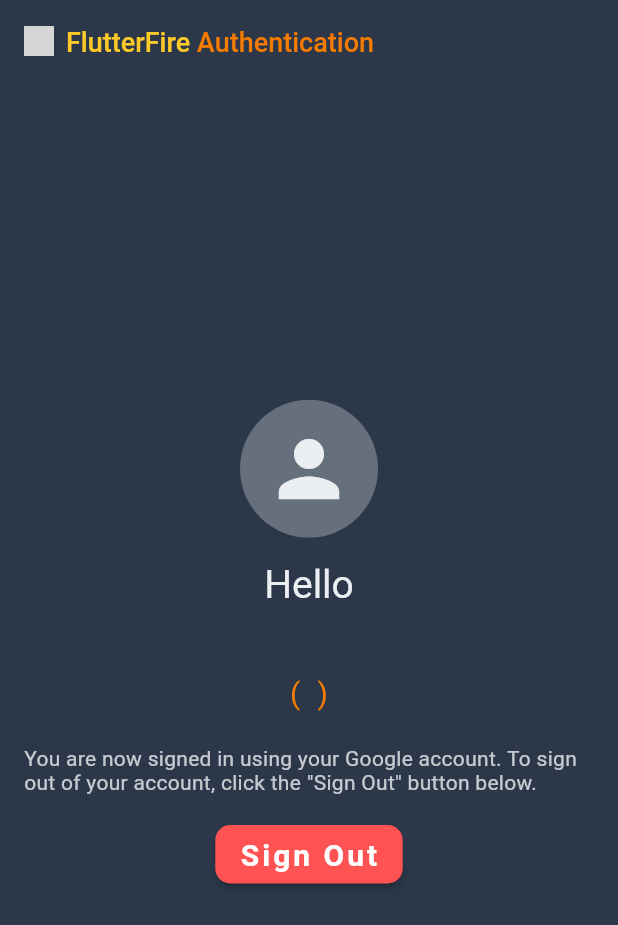
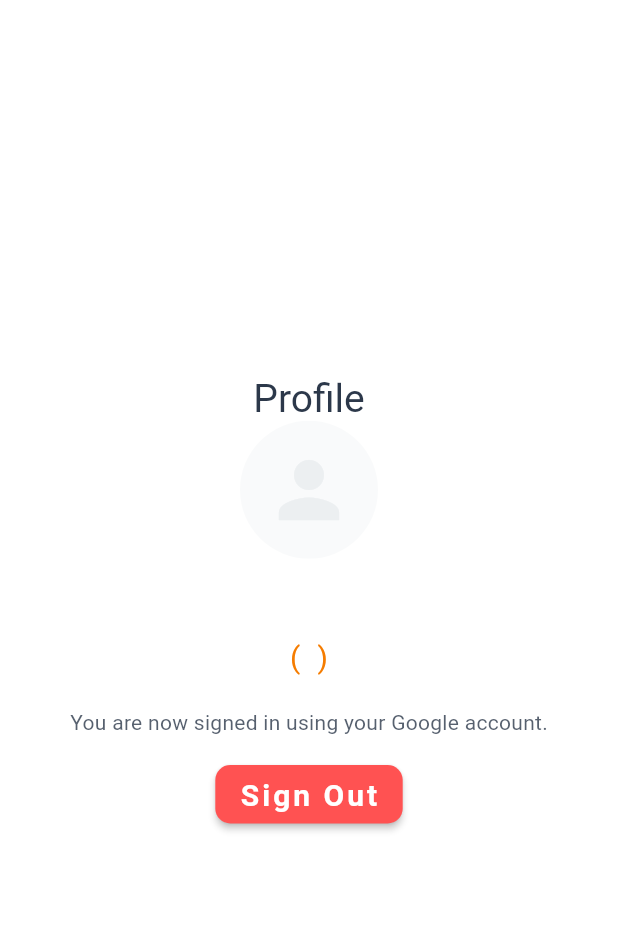
Before and after one commit to lucasomac/dontpanic, a Flutter app: the UserInfoScreen screen opened directly with empty values, on a phone screen of 412 x 824 dp. Shown: the top 925 px of the screen. Run offline on Flutter 3.47's test engine with Material 2 defaults, Android fonts, the phone set to English and light mode, and no system bars; our stand-ins replace firebase_auth, firebase_core, google_sign_in; accounts and stored records are empty; grey boxes are pictures that could not be loaded.

Commit message:
Updated: dependencies and adjust of screen profile

```diff
--- a/lib/res/custom_colors.dart
+++ b/lib/res/custom_colors.dart
@@ -1,10 +1,11 @@
 import 'package:flutter/material.dart';
 
 class CustomColors {
-  static final Color firebaseNavy = Color(0xFF2C384A);
-  static final Color firebaseOrange = Color(0xFFF57C00);
-  static final Color firebaseAmber = Color(0xFFFFA000);
-  static final Color firebaseYellow = Color(0xFFFFCA28);
-  static final Color firebaseGrey = Color(0xFFECEFF1);
-  static final Color googleBackground = Color(0xFF4285F4);
+  static const Color firebaseNavy = Color(0xFF2C384A);
+  static const Color firebaseOrange = Color(0xFFF57C00);
+  static const Color firebaseAmber = Color(0xFFFFA000);
+  static const Color firebaseYellow = Color(0xFFFFCA28);
+  static const Color firebaseGrey = Color(0xFFECEFF1);
+  static const Color googleBackground = Color(0xFF4285F4);
+  static const Color whiteBackground = Color(0xFFFFFFFF);
 }
--- a/lib/screens/sign_in_screen.dart
+++ b/lib/screens/sign_in_screen.dart
@@ -14,7 +14,7 @@ class _SignInScreenState extends State<SignInScreen> {
   @override
   Widget build(BuildContext context) {
     return Scaffold(
-      backgroundColor: CustomColors.firebaseNavy,
+      backgroundColor: CustomColors.whiteBackground,
       body: SafeArea(
         child: Padding(
           padding: const EdgeInsets.only(
@@ -38,15 +38,15 @@ class _SignInScreenState extends State<SignInScreen> {
                         height: 160,
                       ),
                     ),
-                    SizedBox(height: 20),
-                    Text(
+                    const SizedBox(height: 20),
+                    const Text(
                       'Don\'t',
                       style: TextStyle(
                         color: CustomColors.firebaseYellow,
                         fontSize: 40,
                       ),
                     ),
-                    Text(
+                    const Text(
                       'Panic',
                       style: TextStyle(
                         color: CustomColors.firebaseOrange,
@@ -60,11 +60,11 @@ class _SignInScreenState extends State<SignInScreen> {
                 future: Authentication.initializeFirebase(context: context),
                 builder: (context, snapshot) {
                   if (snapshot.hasError) {
-                    return Text('Error initializing Firebase');
+                    return const Text('Error initializing Firebase');
                   } else if (snapshot.connectionState == ConnectionState.done) {
                     return GoogleSignInButton();
                   }
-                  return CircularProgressIndicator(
+                  return const CircularProgressIndicator(
                     valueColor: AlwaysStoppedAnimation<Color>(
                       CustomColors.firebaseOrange,
                     ),
--- a/lib/screens/user_info_screen.dart
+++ b/lib/screens/user_info_screen.dart
@@ -1,7 +1,6 @@
-import 'package:dontpanic/res/custom_colors.dart';
-import 'package:dontpanic/screens/sign_in_screen.dart';
-import 'package:dontpanic/utils/authentication.dart';
-import 'package:dontpanic/widgets/app_bar_title.dart';
+import '../res/custom_colors.dart';
+import 'sign_in_screen.dart';
+import '../utils/authentication.dart';
 import 'package:firebase_auth/firebase_auth.dart';
 import 'package:flutter/material.dart';
 
@@ -50,12 +49,12 @@ class _UserInfoScreenState extends State<UserInfoScreen> {
   @override
   Widget build(BuildContext context) {
     return Scaffold(
-      backgroundColor: CustomColors.firebaseNavy,
-      appBar: AppBar(
-        elevation: 0,
-        backgroundColor: CustomColors.firebaseNavy,
-        title: AppBarTitle(),
-      ),
+      backgroundColor: CustomColors.whiteBackground,
+      // appBar: AppBar(
+      //   elevation: 0,
+      //   backgroundColor: CustomColors.whiteBackground,
+      //   title: AppBarTitle(),
+      // ),
       body: SafeArea(
         child: Padding(
           padding: const EdgeInsets.only(
@@ -66,7 +65,19 @@ class _UserInfoScreenState extends State<UserInfoScreen> {
           child: Column(
             mainAxisAlignment: MainAxisAlignment.center,
             children: [
-              Row(),
+              Row(
+                mainAxisAlignment: MainAxisAlignment.center,
+                children: const [
+                  Text(
+                    'Profile',
+                    style: TextStyle(
+                      color: CustomColors.firebaseNavy,
+                      fontSize: 26,
+                    ),
+                  ),
+                  SizedBox(height: 8.0),
+                ],
+              ),
               _user.photoURL != null
                   ? ClipOval(
                       child: Material(
@@ -80,8 +91,8 @@ class _UserInfoScreenState extends State<UserInfoScreen> {
                   : ClipOval(
                       child: Material(
                         color: CustomColors.firebaseGrey.withOpacity(0.3),
-                        child: Padding(
-                          padding: const EdgeInsets.all(16.0),
+                        child: const Padding(
+                          padding: EdgeInsets.all(16.0),
                           child: Icon(
                             Icons.person,
                             size: 60,
@@ -90,26 +101,18 @@ class _UserInfoScreenState extends State<UserInfoScreen> {
                         ),
                       ),
                     ),
-              SizedBox(height: 16.0),
-              Text(
-                'Hello',
-                style: TextStyle(
-                  color: CustomColors.firebaseGrey,
-                  fontSize: 26,
-                ),
-              ),
-              SizedBox(height: 8.0),
+              const SizedBox(height: 16.0),
               Text(
                 _user.displayName!,
-                style: TextStyle(
+                style: const TextStyle(
                   color: CustomColors.firebaseYellow,
                   fontSize: 26,
                 ),
               ),
-              SizedBox(height: 8.0),
+              const SizedBox(height: 8.0),
               Text(
                 '( ${_user.email!} )',
-                style: TextStyle(
+                style: const TextStyle(
                   color: CustomColors.firebaseOrange,
                   fontSize: 20,
                   letterSpacing: 0.5,
@@ -117,9 +120,9 @@ class _UserInfoScreenState extends State<UserInfoScreen> {
               ),
               const SizedBox(height: 24.0),
               Text(
-                'You are now signed in using your Google account. To sign out of your account, click the "Sign Out" button below.',
+                'You are now signed in using your Google account.',
                 style: TextStyle(
-                    color: CustomColors.firebaseGrey.withOpacity(0.8),
+                    color: CustomColors.firebaseNavy.withOpacity(0.8),
                     fontSize: 14,
                     letterSpacing: 0.2),
               ),
--- a/pubspec.yaml
+++ b/pubspec.yaml
@@ -18,7 +18,7 @@ publish_to: 'none' # Remove this line if you wish to publish to pub.dev
 version: 1.0.0+1
 
 environment:
-  sdk: ">=2.15.0-261.0.dev <3.0.0"
+  sdk: ">=2.12.0 <3.0.0"
 
 dependencies:
   flutter:
```
Also changed, not shown: pubspec.lock, 4 other files.
